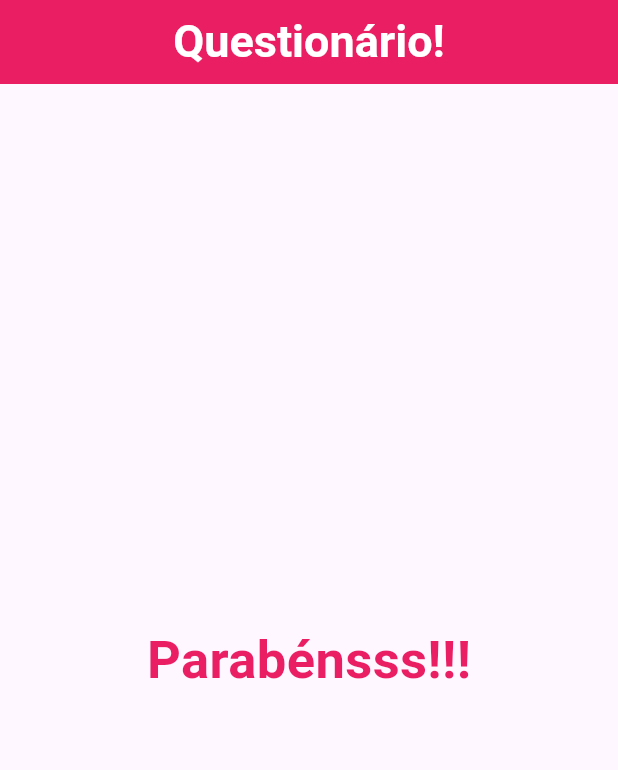
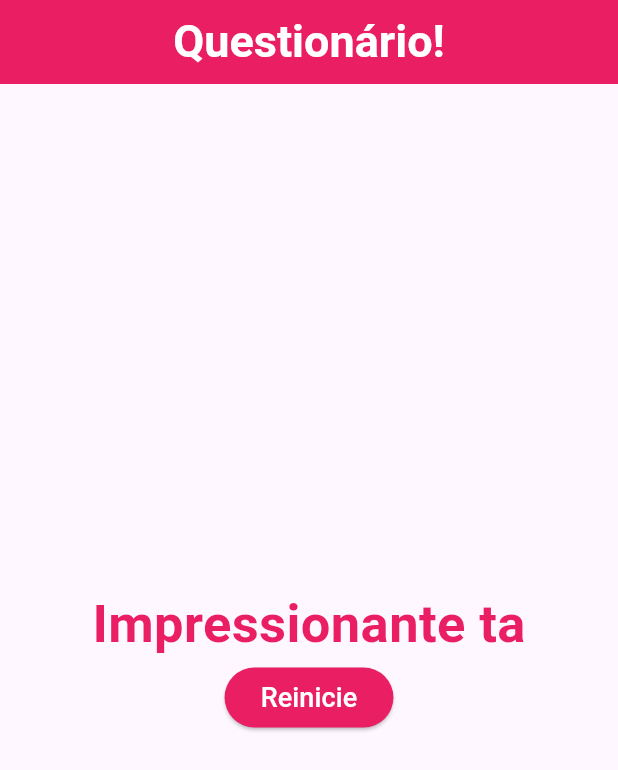
Before and after one commit to manugracianosantos/projeto_perguntas, a Flutter app: the screen it shows after launch, after a tap on "Preto", after a tap on "Cobra", after a tap on "Léo", on a phone screen of 412 x 824 dp. Shown: the top 770 px of the screen. Run offline on Flutter 3.47's test engine with Material 3 defaults, Android fonts, the phone set to English and light mode, and no system bars.

Commit message:
reiniciando questionário

```diff
--- a/projeto_perguntas/lib/main.dart
+++ b/projeto_perguntas/lib/main.dart
@@ -47,10 +47,17 @@ class PerguntaAppState extends State<PerguntaApp> {
     if (temPerguntaSelecionada) {
       setState(() {
         _perguntaSelecionada++;
-        _pontuacaoTotal += pontuacao;//???
+        _pontuacaoTotal += pontuacao; //???
       });
     }
     print(_pontuacaoTotal);
+  }
+
+  void _reiniciarQuestionario() {
+    setState(() {
+      _perguntaSelecionada = 0;
+      _pontuacaoTotal = 0;
+    });
   }
 
   @override
@@ -77,7 +84,7 @@ class PerguntaAppState extends State<PerguntaApp> {
                   perguntas: _perguntas,
                   quantoResponder: _responder,
                 )
-                : Resultado(),
+                : Resultado(_pontuacaoTotal, _reiniciarQuestionario),
       ),
     );
   }
--- a/projeto_perguntas/lib/resultado.dart
+++ b/projeto_perguntas/lib/resultado.dart
@@ -1,17 +1,46 @@
 import 'package:flutter/material.dart';
 
 class Resultado extends StatelessWidget {
+  final int pontuacao;
+  final void Function() quandoReiniciarQuestionario;
+  Resultado(this.pontuacao, this.quandoReiniciarQuestionario);
+
+  String get fraseResultado {
+    if (pontuacao <= 8) {
+      return 'Parábens!';
+    } else if (pontuacao < 12) {
+      return 'Vc é bom!';
+    } else if (pontuacao < 16) {
+      return 'Impressionante ta';
+    } else {
+      return 'iiiiiii';
+    }
+  }
+
   @override
   Widget build(BuildContext context) {
-    return Center(
+    return Column(
+      mainAxisAlignment: MainAxisAlignment.center,
+      children: [
+        Center(
           child: Text(
-        'Parabénsss!!!',
+            fraseResultado,
             style: TextStyle(
               fontWeight: FontWeight.bold,
               color: Colors.pink,
               fontSize: 35.0,
             ),
           ),
+        ),
+        ElevatedButton(
+          style: ElevatedButton.styleFrom(
+            backgroundColor: Colors.pink, // Cor de fundo do botão
+            foregroundColor: Colors.white, // Cor do texto
+          ),
+          child: Text('Reinicie', style: TextStyle(fontSize: 18.0)),
+          onPressed: quandoReiniciarQuestionario,
+        ),
+      ],
     );
   }
 }
```
Lines whose indentation alone changed are shown as unchanged.
